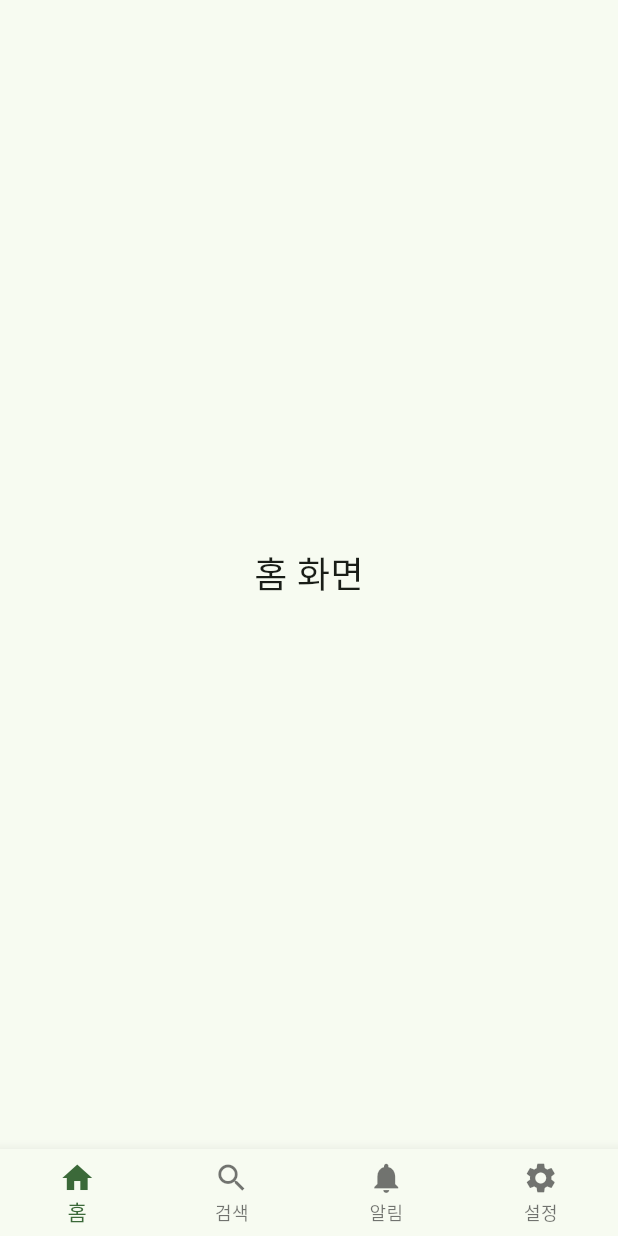
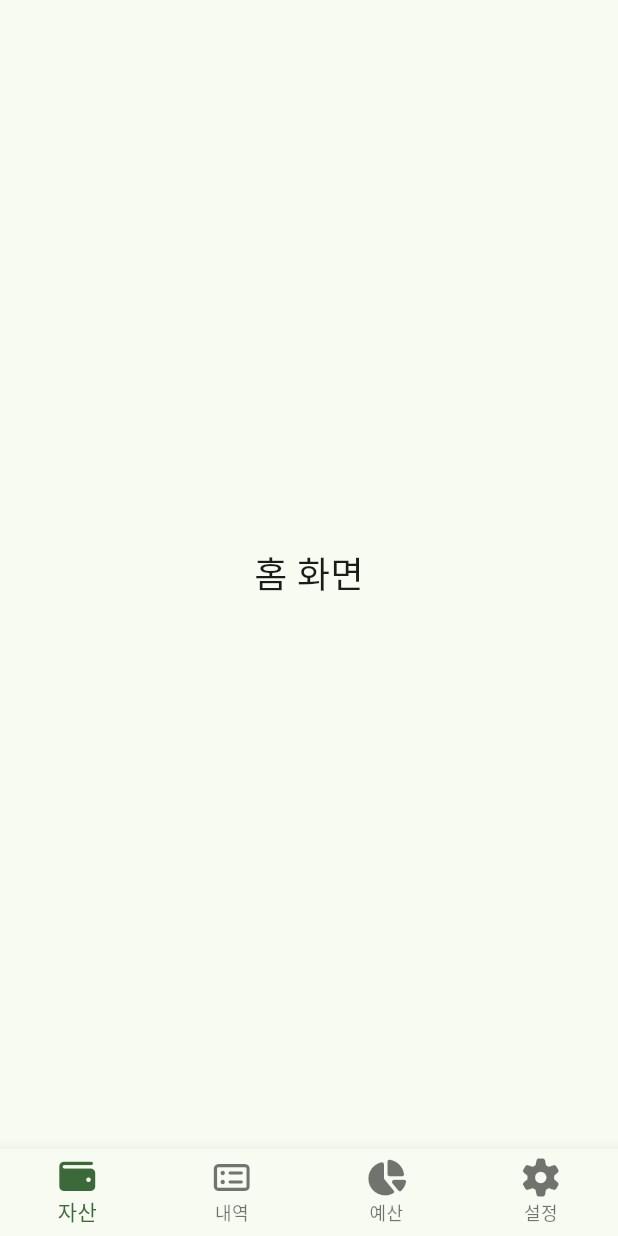
Before and after one commit to lklab/money-note, a Flutter app: the screen it shows after launch, on a phone screen of 412 x 824 dp. Run offline on Flutter 3.47's test engine with Material 3 defaults, Android fonts, the phone set to English and light mode, and no system bars; our stand-ins replace flutter_riverpod, font_awesome_flutter; Roboto replaces fonts that are missing (NotoSansKR).

Commit message:
하단바 아이콘 변경

```diff
--- a/money_note_flutter/lib/pages/main_page.dart
+++ b/money_note_flutter/lib/pages/main_page.dart
@@ -1,4 +1,5 @@
 import 'package:flutter/material.dart';
+import 'package:font_awesome_flutter/font_awesome_flutter.dart';
 
 class MainPage extends StatefulWidget {
   const MainPage({super.key});
@@ -35,19 +36,19 @@ class _MainPageState extends State<MainPage> {
         },
         items: const [
           BottomNavigationBarItem(
-            icon: Icon(Icons.home),
-            label: '홈',
+            icon: FaIcon(FontAwesomeIcons.wallet),
+            label: '자산',
           ),
           BottomNavigationBarItem(
-            icon: Icon(Icons.search),
-            label: '검색',
+            icon: FaIcon(FontAwesomeIcons.rectangleList),
+            label: '내역',
           ),
           BottomNavigationBarItem(
-            icon: Icon(Icons.notifications),
-            label: '알림',
+            icon: FaIcon(FontAwesomeIcons.chartPie),
+            label: '예산',
           ),
           BottomNavigationBarItem(
-            icon: Icon(Icons.settings),
+            icon: FaIcon(FontAwesomeIcons.gear),
             label: '설정',
           ),
         ],
--- a/money_note_flutter/pubspec.yaml
+++ b/money_note_flutter/pubspec.yaml
@@ -10,6 +10,7 @@ dependencies:
   flutter:
     sdk: flutter
   flutter_riverpod: ^3.0.1
+  font_awesome_flutter: ^10.10.0
 
 dev_dependencies:
   flutter_test:
```
Also changed, not shown: money_note_flutter/pubspec.lock.
